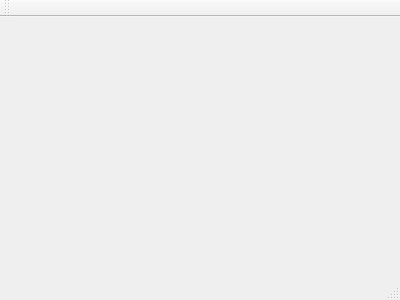
Old version of the form mainwindow.ui in the repository shubham12541/pyqt_first.
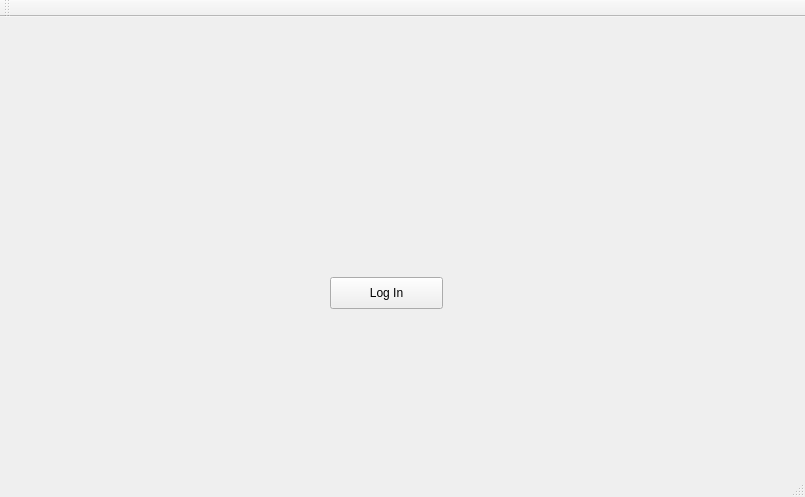
New version of the form.

```diff
--- a/mainwindow.ui
+++ b/mainwindow.ui
@@ -1,24 +1,53 @@
 <ui version="4.0">
  <class>MainWindow</class>
- <widget class="QMainWindow" name="MainWindow" >
-  <property name="geometry" >
+ <widget class="QMainWindow" name="MainWindow">
+  <property name="geometry">
    <rect>
     <x>0</x>
     <y>0</y>
-    <width>400</width>
-    <height>300</height>
+    <width>805</width>
+    <height>497</height>
    </rect>
   </property>
   <property name="windowTitle" >
    <string>MainWindow</string>
   </property>
-  <widget class="QMenuBar" name="menuBar" />
-  <widget class="QToolBar" name="mainToolBar" />
-  <widget class="QWidget" name="centralWidget" />
-  <widget class="QStatusBar" name="statusBar" />
+  <widget class="QWidget" name="centralWidget">
+   <widget class="QPushButton" name="btnLogin">
+    <property name="geometry">
+     <rect>
+      <x>330</x>
+      <y>260</y>
+      <width>113</width>
+      <height>32</height>
+     </rect>
+    </property>
+    <property name="text">
+     <string>Log In</string>
+    </property>
+   </widget>
+  </widget>
+  <widget class="QMenuBar" name="menuBar">
+   <property name="geometry">
+    <rect>
+     <x>0</x>
+     <y>0</y>
+     <width>805</width>
+     <height>22</height>
+    </rect>
+   </property>
+  </widget>
+  <widget class="QToolBar" name="mainToolBar">
+   <attribute name="toolBarArea">
+    <enum>TopToolBarArea</enum>
+   </attribute>
+   <attribute name="toolBarBreak">
+    <bool>false</bool>
+   </attribute>
+  </widget>
+  <widget class="QStatusBar" name="statusBar"/>
  </widget>
- <layoutDefault spacing="6" margin="11" />
- <pixmapfunction></pixmapfunction>
+ <layoutdefault spacing="6" margin="11"/>
  <resources/>
  <connections/>
 </ui>
```
Left out of the diff: 3 changed lines with no effect on the pictures.
